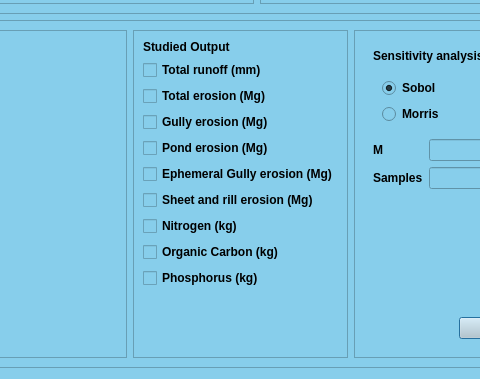
Above: ui/sensitivity.ui from Inigobarbe/QAnnAGNPS before the change; both pictures show x 486 to 966 and y 346 to 725 of the 1081 by 725 pixel window. Below: the same form after it.
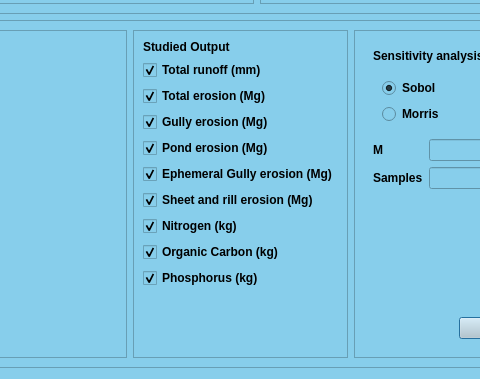
That is the form after the change.

Patch:
```diff
--- a/ui/sensitivity.ui
+++ b/ui/sensitivity.ui
@@ -239,6 +239,9 @@
            <property name="text">
             <string>Pond erosion (Mg)</string>
            </property>
+           <property name="checked">
+            <bool>true</bool>
+           </property>
           </widget>
          </item>
          <item row="10" column="0">
@@ -252,6 +255,9 @@
            <property name="text">
             <string>Nitrogen (kg)</string>
            </property>
+           <property name="checked">
+            <bool>true</bool>
+           </property>
           </widget>
          </item>
          <item row="9" column="0">
@@ -265,6 +271,9 @@
            <property name="text">
             <string>Sheet and rill erosion (Mg)</string>
            </property>
+           <property name="checked">
+            <bool>true</bool>
+           </property>
           </widget>
          </item>
          <item row="0" column="0">
@@ -291,6 +300,9 @@
            <property name="text">
             <string>Organic Carbon (kg)</string>
            </property>
+           <property name="checked">
+            <bool>true</bool>
+           </property>
           </widget>
          </item>
          <item row="4" column="0">
@@ -304,6 +316,9 @@
            <property name="text">
             <string>Gully erosion (Mg)</string>
            </property>
+           <property name="checked">
+            <bool>true</bool>
+           </property>
           </widget>
          </item>
          <item row="13" column="0">
@@ -330,6 +345,9 @@
            <property name="text">
             <string>Phosphorus (kg)</string>
            </property>
+           <property name="checked">
+            <bool>true</bool>
+           </property>
           </widget>
          </item>
          <item row="2" column="0">
@@ -343,6 +361,9 @@
            <property name="text">
             <string>Total runoff (mm)</string>
            </property>
+           <property name="checked">
+            <bool>true</bool>
+           </property>
           </widget>
          </item>
          <item row="3" column="0">
@@ -356,6 +377,9 @@
            <property name="text">
             <string>Total erosion (Mg)</string>
            </property>
+           <property name="checked">
+            <bool>true</bool>
+           </property>
           </widget>
          </item>
          <item row="8" column="0">
@@ -369,6 +393,9 @@
            <property name="text">
             <string>Ephemeral Gully erosion (Mg)</string>
            </property>
+           <property name="checked">
+            <bool>true</bool>
+           </property>
           </widget>
          </item>
         </layout>
```
